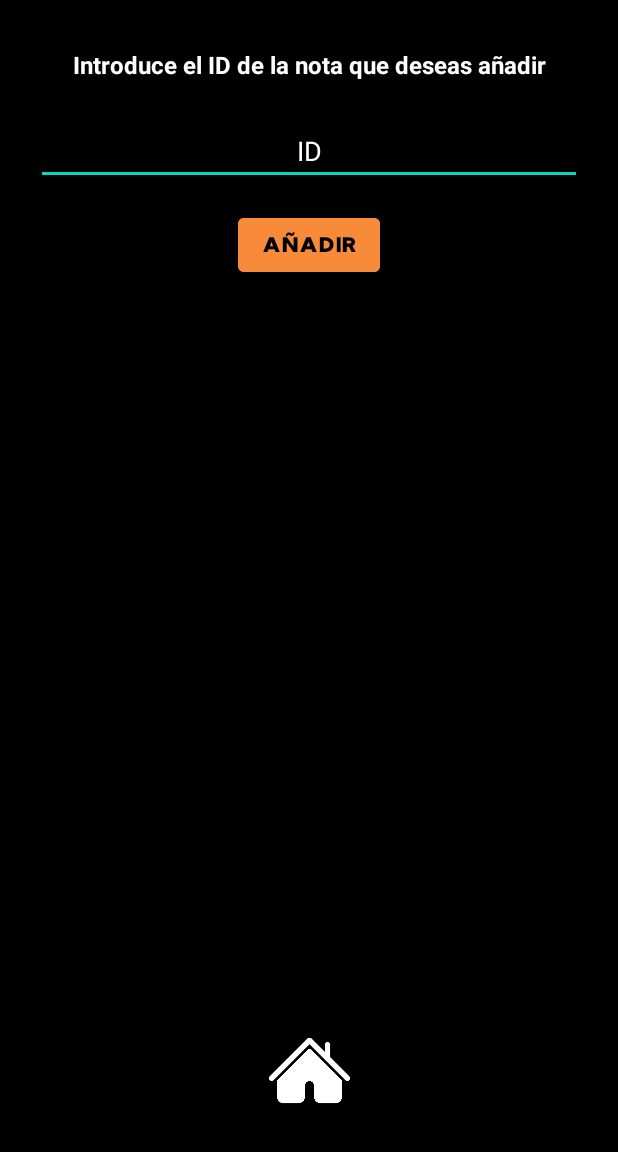
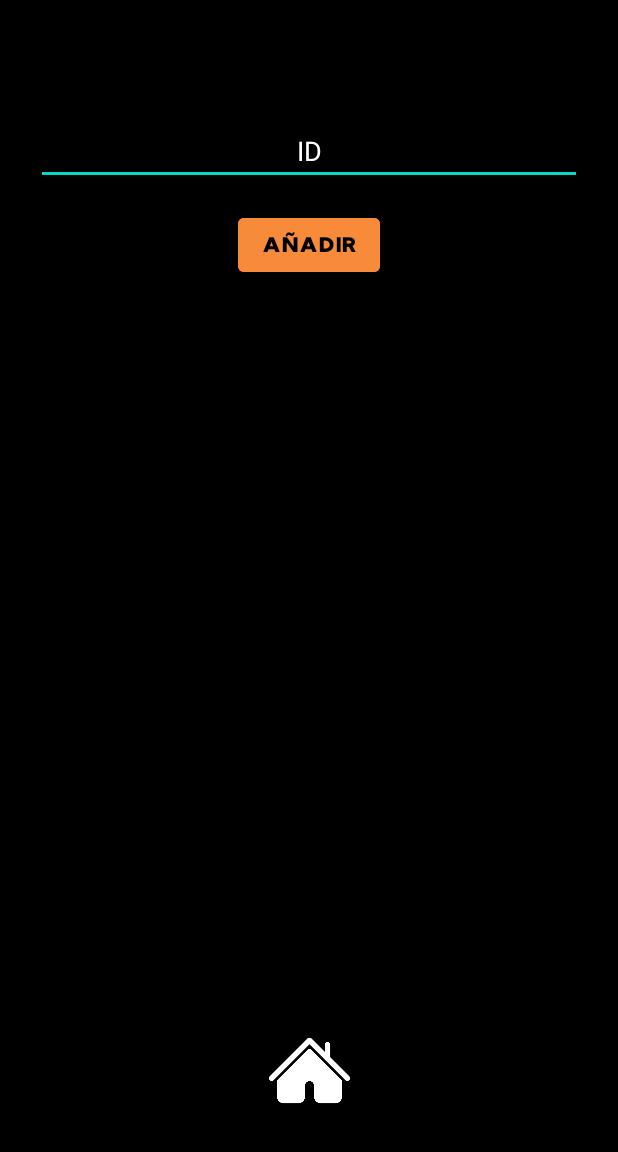
Before and after one commit to rattata2me/calidad-app, an Android app: the screen it shows after launch once a user with an empty profile is signed in (ShareActivity), in the options menu, after a tap on "Añadir Nota", on a phone screen of 412 x 824 dp, the part 84-1236 px from its top. Run offline under Robolectric (Android 15) with nearby library versions, the phone set to English and light mode, and no system bars; our stand-ins replace Firebase (no records; nobody signed in at launch, a user with empty details on screens opened directly).

Commit message:
Added Color Controller refactorizatioAdded Color Controller refactorizationn

```diff
--- /dev/null
+++ b/app/src/main/java/com/astra/notes/ColorController.kt
@@ -0,0 +1,34 @@
+package com.astra.notes
+
+import android.graphics.Color
+import android.view.View
+import android.widget.TextView
+
+class ColorController {
+    companion object{
+        val BLACKCOLOR = "#FF000000";
+        val WHITECOLOR = "#FFFFFFFF";
+        val REDCOLOR = "#CB0900";
+        val GREENCOLOR = "#328A10";
+        fun setThemeDarkLight(color : Boolean, view : View?, textView : TextView?,
+                              viewImageLight : View?, viewImageDark : View?){
+            if(view != null){
+                view.setBackgroundColor(Color.parseColor(if(color) BLACKCOLOR else WHITECOLOR))
+            }
+            if(textView != null){
+                setThemeView(color, textView)
+            }
+            if(viewImageDark != null && viewImageLight != null){
+               changeVisibility(color, viewImageLight, viewImageDark)
+            }
+        }
+
+        fun setThemeView(color : Boolean, view : TextView){
+            view.setTextColor(Color.parseColor(if(color) BLACKCOLOR else WHITECOLOR))
+        }
+        fun changeVisibility(second : Boolean, view1 : View, view2 : View){
+            view1.visibility = if(second) View.GONE else View.VISIBLE
+            view2.visibility = if(!second) View.GONE else View.VISIBLE
+        }
+    }
+}
--- a/app/src/main/java/com/astra/notes/CreateNote.kt
+++ b/app/src/main/java/com/astra/notes/CreateNote.kt
@@ -29,15 +29,7 @@ class CreateNote : AppCompatActivity() {
         var viewImageDark = findViewById<View>(R.id.imageView13)
         var viewImageLight = findViewById<View>(R.id.imageView12)
 
-        if(MainActivity.globalDark){
-            view.setBackgroundColor(Color.parseColor("#FF000000"))
-            viewImageLight.setVisibility(View.GONE)
-            viewImageDark.setVisibility(View.VISIBLE)
-        }else{
-            view.setBackgroundColor(Color.parseColor("#FFFFFFFF"))
-            viewImageLight.setVisibility(View.VISIBLE)
-            viewImageDark.setVisibility(View.GONE)
-        }
+        ColorController.setThemeDarkLight(MainActivity.globalDark, view, null, viewImageLight, viewImageDark);
 
         val create_btn: Button = findViewById(R.id.create_btn)
 
--- a/app/src/main/java/com/astra/notes/MainActivity.kt
+++ b/app/src/main/java/com/astra/notes/MainActivity.kt
@@ -31,11 +31,7 @@ class MainActivity : AppCompatActivity() {
 
         var view = findViewById<View>(R.id.LayoutMainActivity)
 
-        if(globalDark){
-            view.setBackgroundColor(Color.parseColor("#FF000000"))
-        }else{
-            view.setBackgroundColor(Color.parseColor("#FFFFFFFF"))
-        }
+        ColorController.setThemeDarkLight(MainActivity.globalDark, view, null, null, null)
 
         val add_btn: FloatingActionButton = findViewById(R.id.floatingActionButton)
         add_btn.setOnClickListener {
--- a/app/src/main/java/com/astra/notes/ShareActivity.kt
+++ b/app/src/main/java/com/astra/notes/ShareActivity.kt
@@ -37,19 +37,8 @@ class ShareActivity : AppCompatActivity() {
         var viewImageDark = findViewById<View>(R.id.imageView8)
         var viewImageLight = findViewById<View>(R.id.imageView9)
 
-        if (MainActivity.globalDark) {
-            view.setBackgroundColor(Color.parseColor("#FF000000"))
-            textTitle.setTextColor(Color.parseColor("#FFFFFFFF"))
-            textView.setTextColor(Color.parseColor("#FFFFFFFF"))
-            viewImageLight.setVisibility(View.GONE)
-            viewImageDark.setVisibility(View.VISIBLE)
-        } else {
-            view.setBackgroundColor(Color.parseColor("#FFFFFFFF"))
-            textTitle.setTextColor(Color.parseColor("#FF000000"))
-            textView.setTextColor(Color.parseColor("#FF000000"))
-            viewImageLight.setVisibility(View.VISIBLE)
-            viewImageDark.setVisibility(View.GONE)
-        }
+        ColorController.setThemeDarkLight(MainActivity.globalDark, view, textView, viewImageLight, viewImageDark)
+        ColorController.setThemeView(MainActivity.globalDark, textTitle)
 
         imageView8.setOnClickListener {
             val intent = Intent(this, MainActivity::class.java)
--- a/app/src/main/java/com/astra/notes/SignInActivity.kt
+++ b/app/src/main/java/com/astra/notes/SignInActivity.kt
@@ -35,23 +35,10 @@ class SignInActivity : AppCompatActivity() {
         var viewImageDark = findViewById<View>(R.id.imageView2)
         var viewImageLight = findViewById<View>(R.id.imageView16)
 
-        if(MainActivity.globalDark){
-            view.setBackgroundColor(Color.parseColor("#FF000000"))
-            textView.setTextColor(Color.parseColor("#FFFFFFFF"))
-            textRegister.setTextColor(Color.parseColor("#FFFFFFFF"))
-            textMail.setTextColor(Color.parseColor("#FFFFFFFF"))
-            textPass.setTextColor(Color.parseColor("#FFFFFFFF"))
-            viewImageLight.setVisibility(View.GONE)
-            viewImageDark.setVisibility(View.VISIBLE)
-        }else{
-            view.setBackgroundColor(Color.parseColor("#FFFFFFFF"))
-            textView.setTextColor(Color.parseColor("#FF000000"))
-            textRegister.setTextColor(Color.parseColor("#FF000000"))
-            textMail.setTextColor(Color.parseColor("#FF000000"))
-            textPass.setTextColor(Color.parseColor("#FF000000"))
-            viewImageLight.setVisibility(View.VISIBLE)
-            viewImageDark.setVisibility(View.GONE)
-        }
+        ColorController.setThemeDarkLight(MainActivity.globalDark, view, textView, viewImageLight, viewImageDark)
+        ColorController.setThemeView(MainActivity.globalDark, textRegister)
+        ColorController.setThemeView(MainActivity.globalDark, textMail)
+        ColorController.setThemeView(MainActivity.globalDark, textPass)
 
         email = findViewById(R.id.Email)
         password = findViewById(R.id.password)
```
Also changed, not shown: app/src/main/java/com/astra/notes/ChangeColorActivity.kt (+23 -19 lines), app/src/main/java/com/astra/notes/NotesViewActivity.kt (+1 -9 lines), app/src/main/java/com/astra/notes/RegisterActivity.kt (+5 -15 lines), app/src/main/java/com/astra/notes/SettingsActivity.kt (+2 -9 lines), 1 other file.
